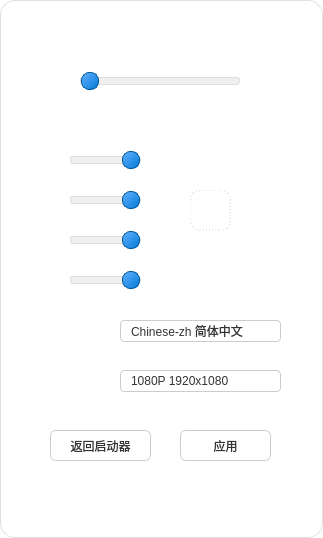
Before: the Qt Designer form settingswindow.ui in Muyunaaaa/nwpu-gamedev-2025-launcher, drawn with Qt 5.
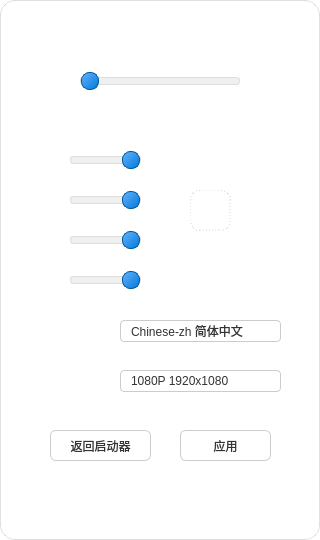
After: the same form once the commit is applied. Icons and pictures are not drawn.

Patch:
```diff
--- a/settingswindow.ui
+++ b/settingswindow.ui
@@ -6,8 +6,8 @@
    <rect>
     <x>0</x>
     <y>0</y>
-    <width>323</width>
-    <height>538</height>
+    <width>320</width>
+    <height>540</height>
    </rect>
   </property>
   <property name="windowTitle">
```
